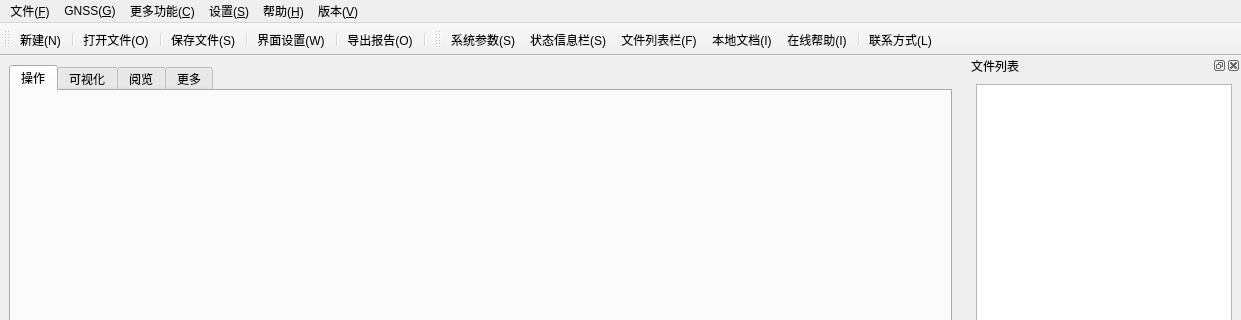
Qt form window/windowDS.ui (GanAHE/GNSSAMS) before a commit; both pictures show x 0 to 1241 and y 0 to 320 of the 1241 by 725 pixel window.
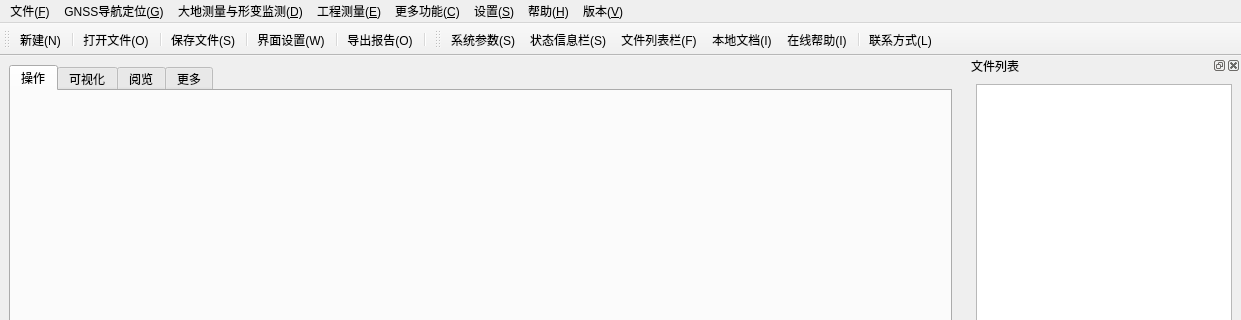
The same form after that commit. Icons and pictures are not drawn.

Commit message: <update>更新主界面菜单局域栏组成

```diff
--- a/window/windowDS.ui
+++ b/window/windowDS.ui
@@ -198,7 +198,7 @@
      <x>0</x>
      <y>0</y>
      <width>1241</width>
-     <height>26</height>
+     <height>25</height>
     </rect>
    </property>
    <widget class="QMenu" name="menu_F">
@@ -287,7 +287,7 @@
    </widget>
    <widget class="QMenu" name="menuGNSS_2">
     <property name="title">
-     <string>GNSS(&amp;G)</string>
+     <string>GNSS导航定位(&amp;G)</string>
     </property>
     <addaction name="menuItem_SPP"/>
     <addaction name="separator"/>
@@ -303,9 +303,31 @@
     <addaction name="separator"/>
     <addaction name="actionw"/>
     <addaction name="separator"/>
+    <addaction name="actionsd"/>
+   </widget>
+   <widget class="QMenu" name="menu">
+    <property name="tearOffEnabled">
+     <bool>false</bool>
+    </property>
+    <property name="title">
+     <string>大地测量与形变监测(&amp;D)</string>
+    </property>
+    <addaction name="munuItem_stablePointGround"/>
+    <addaction name="separator"/>
+    <addaction name="actions"/>
+   </widget>
+   <widget class="QMenu" name="menu_E">
+    <property name="title">
+     <string>工程测量(&amp;E)</string>
+    </property>
+    <addaction name="munuItem_railwayCurve"/>
+    <addaction name="separator"/>
+    <addaction name="munuItem_CPIII"/>
    </widget>
    <addaction name="menu_F"/>
    <addaction name="menuGNSS_2"/>
+   <addaction name="menu"/>
+   <addaction name="menu_E"/>
    <addaction name="menu_C"/>
    <addaction name="menu_S"/>
    <addaction name="menu_H"/>
```
Left out of the diff: 22 changed lines with no effect on the pictures. The commit also changes 3 other files.
